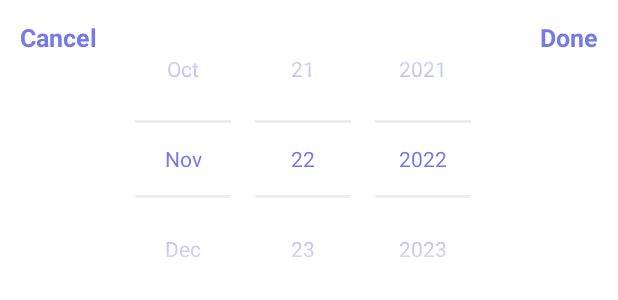
After one commit to Pratik-Dhage/Task_App_In_Kotlin, an Android app: the layout layout_bottom_datepicker_dialog.xml on its own in the app's theme, with its tools: preview values and no code run, on a phone screen of 412 x 824 dp. The commit adds this screen. Shown: the top 300 px of the screen. Run offline under Robolectric (Android 15) with nearby library versions, the phone set to English and light mode, and no system bars.

Commit message:
date picker added

```diff
--- a/app/src/main/java/com/example/notes_app_in_kotlin/MainActivity.kt
+++ b/app/src/main/java/com/example/notes_app_in_kotlin/MainActivity.kt
@@ -77,7 +77,7 @@ class MainActivity : AppCompatActivity() {
         }
 
         //CurrentUser(Green) click
-        binding.userCardView.setOnClickListener {
+        binding.clCurrentUser.setOnClickListener {
 
             val randomKey = intent.getStringExtra("randomKey")
             if(NetworkUtilities.getConnectivityStatus(this)){
--- a/app/src/main/java/com/example/notes_app_in_kotlin/helper/CommonInterfaceClickEvent.kt
+++ b/app/src/main/java/com/example/notes_app_in_kotlin/helper/CommonInterfaceClickEvent.kt
@@ -2,4 +2,5 @@ package com.example.notes_app_in_kotlin.helper
 
 interface CommonInterfaceClickEvent {
     fun onItemClick(type: String, position: Int)
+
 }
--- /dev/null
+++ b/app/src/main/java/com/example/notes_app_in_kotlin/helper/OnClickDate.kt
@@ -0,0 +1,5 @@
+package com.example.notes_app_in_kotlin.helper
+
+interface OnClickDate {
+    fun onClick(strDate :String)
+}
--- a/app/src/main/res/layout/activity_main.xml
+++ b/app/src/main/res/layout/activity_main.xml
@@ -50,6 +50,7 @@
             app:layout_constraintTop_toBottomOf="@id/switcherView">
 
             <androidx.constraintlayout.widget.ConstraintLayout
+                android:id="@+id/clCurrentUser"
                 android:layout_width="match_parent"
                 android:layout_height="wrap_content"
                 android:background="@color/app_color_current_user">
--- a/app/src/main/res/layout/activity_register.xml
+++ b/app/src/main/res/layout/activity_register.xml
@@ -99,6 +99,7 @@
                     android:layout_marginTop="@dimen/_10sdp"
                     android:background="@drawable/bg_edit_text"
                     android:hint="@string/dob"
+                    android:focusable="false"
                     android:inputType="text"
                     app:layout_constraintEnd_toEndOf="parent"
                     app:layout_constraintStart_toStartOf="parent"
--- /dev/null
+++ b/app/src/main/res/layout/layout_bottom_datepicker_dialog.xml
@@ -0,0 +1,51 @@
+<?xml version="1.0" encoding="utf-8"?>
+<androidx.constraintlayout.widget.ConstraintLayout xmlns:android="http://schemas.android.com/apk/res/android"
+    android:layout_width="match_parent"
+    android:layout_height="wrap_content"
+    xmlns:app="http://schemas.android.com/apk/res-auto">
+
+    <DatePicker
+        android:id="@+id/datePicker"
+        android:layout_width="match_parent"
+        android:layout_height="wrap_content"
+        android:background="@color/white"
+        android:calendarViewShown="false"
+        android:inputType="none"
+        android:datePickerMode="spinner"
+        android:focusable="false"
+        android:spinnersShown="true"
+        android:clickable="false"
+        app:layout_constraintStart_toStartOf="parent"
+        app:layout_constraintEnd_toEndOf="parent"
+        app:layout_constraintTop_toTopOf="parent"
+        android:theme="@style/MyDatePicker" />
+
+    <TextView
+        android:id="@+id/txtDone"
+        android:layout_width="wrap_content"
+        android:layout_height="wrap_content"
+        app:layout_constraintTop_toTopOf="parent"
+        app:layout_constraintEnd_toEndOf="parent"
+        android:gravity="end|center_vertical"
+        android:padding="@dimen/_10sdp"
+        android:text="@string/done"
+        android:textStyle="bold"
+        android:textAlignment="viewEnd"
+        android:textColor="@color/app_bg_color"
+        android:textSize="@dimen/subtitle_text_size" />
+
+    <TextView
+        android:id="@+id/txtCancel"
+        android:layout_width="wrap_content"
+        android:layout_height="wrap_content"
+        android:gravity="start"
+        android:padding="@dimen/_10sdp"
+        android:text="@string/cancel"
+        android:textStyle="bold"
+        android:textAlignment="viewStart"
+        android:textColor="@color/app_bg_color"
+        android:textSize="@dimen/subtitle_text_size"
+        app:layout_constraintStart_toStartOf="parent"
+        app:layout_constraintTop_toTopOf="parent" />
+
+</androidx.constraintlayout.widget.ConstraintLayout>
--- a/app/src/main/res/values/strings.xml
+++ b/app/src/main/res/values/strings.xml
@@ -52,6 +52,8 @@
     <string name="floatingButton">floatingButton</string>
     <string name="refresh">Refresh</string>
     <string name="signout">SignOut</string>
+    <string name="cancel">Cancel</string>
+    <string name="done">Done</string>
 
 
 </resources>
--- a/app/src/main/res/values/styles.xml
+++ b/app/src/main/res/values/styles.xml
@@ -35,4 +35,11 @@
         <item name="android:textSize">@dimen/subtitle_text_size</item>
     </style>
 
+    <style name="MyDatePicker" parent="Theme.AppCompat.Light.Dialog.Alert">
+        <item name="colorControlNormal">@color/app_color_grey</item>
+        <item name="colorControlActivated">@color/app_bg_color</item>
+        <item name="android:textColorPrimary">@color/app_bg_color</item>
+    </style>
+
+
 </resources>
```
Also changed, not shown: app/src/main/java/com/example/notes_app_in_kotlin/helper/Global.kt (+74 -5 lines), app/src/main/java/com/example/notes_app_in_kotlin/register/RegisterActivity.kt (+18 -0 lines).
